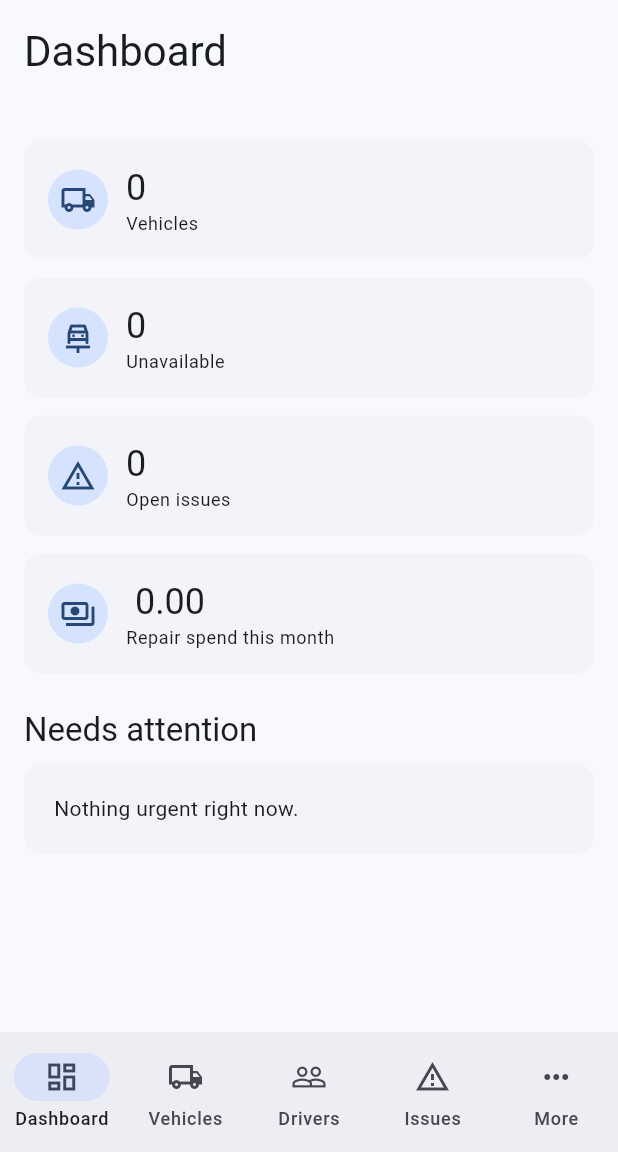
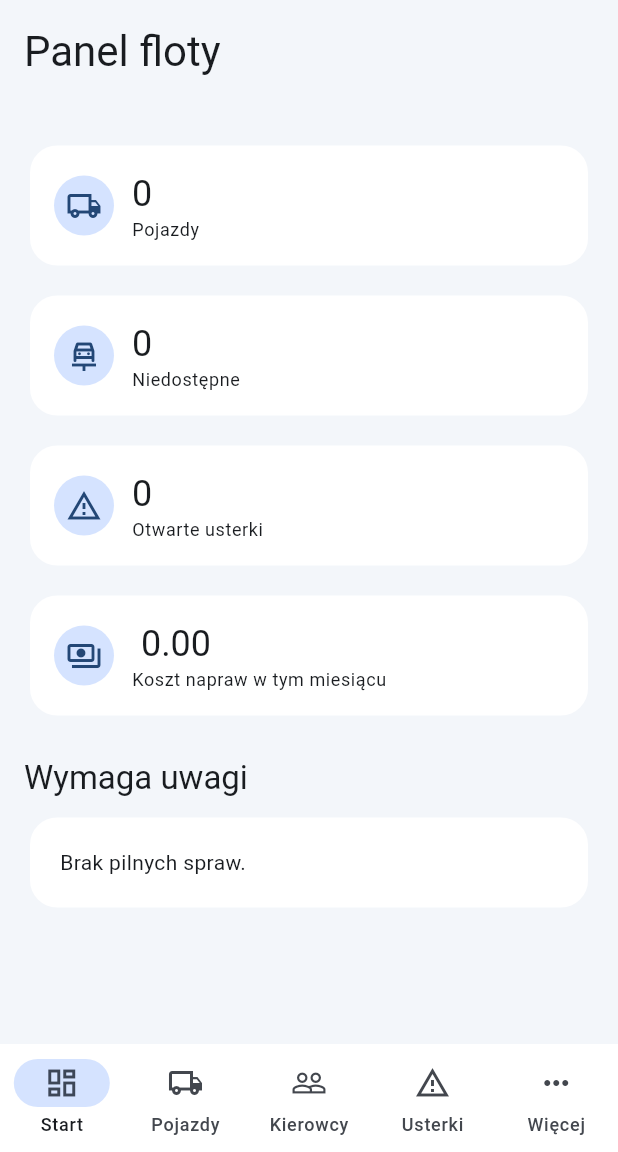
Before and after one commit to jdrynko-hue/FleetPilot, a Flutter app: the FleetShell screen opened directly with empty values, on a phone screen of 412 x 824 dp, the part 84-1236 px from its top. Run offline on Flutter 3.47's test engine with Material 3 defaults, Android fonts, the phone set to English and light mode, and no system bars; our stand-ins replace supabase_flutter; accounts and stored records are empty; statements that could not run were skipped.

Commit message:
Upgrade FleetPilot UI

```diff
--- a/lib/dashboard/dashboard_screen.dart
+++ b/lib/dashboard/dashboard_screen.dart
@@ -104,7 +104,7 @@ class _DashboardScreenState extends State<DashboardScreen> {
               .map((v) => _AttentionItem(
                     icon: Icons.car_repair_outlined,
                     title: '${v.registration} — ${prettifyEnum(v.status)}',
-                    subtitle: v.currentDriverName ?? 'No driver assigned',
+                    subtitle: v.currentDriverName ?? 'Brak przypisanego kierowcy',
                   )),
         ];
 
@@ -114,7 +114,7 @@ class _DashboardScreenState extends State<DashboardScreen> {
             physics: const AlwaysScrollableScrollPhysics(),
             padding: const EdgeInsets.all(16),
             children: [
-              Text('Dashboard', style: Theme.of(context).textTheme.headlineMedium),
+              Text('Panel floty', style: Theme.of(context).textTheme.headlineMedium),
               const SizedBox(height: 4),
               Text(widget.company.companyName),
               const SizedBox(height: 16),
@@ -124,10 +124,10 @@ class _DashboardScreenState extends State<DashboardScreen> {
                   const gap = 12.0;
                   final width = (constraints.maxWidth - gap * (columns - 1)) / columns;
                   final cards = [
-                    MetricCard(label: 'Vehicles', value: data.vehicles.length.toString(), icon: Icons.local_shipping_outlined),
-                    MetricCard(label: 'Unavailable', value: unavailable.toString(), icon: Icons.car_repair_outlined),
-                    MetricCard(label: 'Open issues', value: activeIssues.length.toString(), icon: Icons.report_problem_outlined),
-                    MetricCard(label: 'Repair spend this month', value: formatMoney(monthSpend, currency: widget.company.currency), icon: Icons.payments_outlined),
+                    MetricCard(label: 'Pojazdy', value: data.vehicles.length.toString(), icon: Icons.local_shipping_outlined),
+                    MetricCard(label: 'Niedostępne', value: unavailable.toString(), icon: Icons.car_repair_outlined),
+                    MetricCard(label: 'Otwarte usterki', value: activeIssues.length.toString(), icon: Icons.report_problem_outlined),
+                    MetricCard(label: 'Koszt napraw w tym miesiącu', value: formatMoney(monthSpend, currency: widget.company.currency), icon: Icons.payments_outlined),
                   ];
                   return Wrap(
                     spacing: gap,
@@ -137,13 +137,13 @@ class _DashboardScreenState extends State<DashboardScreen> {
                 },
               ),
               const SizedBox(height: 24),
-              Text('Needs attention', style: Theme.of(context).textTheme.titleLarge),
+              Text('Wymaga uwagi', style: Theme.of(context).textTheme.titleLarge),
               const SizedBox(height: 8),
               if (attention.isEmpty)
                 const Card(
                   child: Padding(
                     padding: EdgeInsets.all(20),
-                    child: Text('Nothing urgent right now.'),
+                    child: Text('Brak pilnych spraw.'),
                   ),
                 )
               else
--- a/lib/shell/fleet_shell.dart
+++ b/lib/shell/fleet_shell.dart
@@ -115,12 +115,12 @@ class _FleetShellState extends State<FleetShell> {
                   child: Center(child: Text(_membership.companyName)),
                 ),
               IconButton(
-                tooltip: 'Refresh',
+                tooltip: 'Odśwież',
                 onPressed: _refreshAll,
                 icon: const Icon(Icons.refresh),
               ),
               IconButton(
-                tooltip: 'Sign out',
+                tooltip: 'Wyloguj',
                 onPressed: () => _repository.signOut(),
                 icon: const Icon(Icons.logout),
               ),
@@ -134,13 +134,13 @@ class _FleetShellState extends State<FleetShell> {
                       onDestinationSelected: (value) => setState(() => _index = value),
                       labelType: NavigationRailLabelType.all,
                       destinations: const [
-                        NavigationRailDestination(icon: Icon(Icons.dashboard_outlined), label: Text('Dashboard')),
-                        NavigationRailDestination(icon: Icon(Icons.local_shipping_outlined), label: Text('Vehicles')),
-                        NavigationRailDestination(icon: Icon(Icons.people_outline), label: Text('Drivers')),
-                        NavigationRailDestination(icon: Icon(Icons.report_problem_outlined), label: Text('Issues')),
-                        NavigationRailDestination(icon: Icon(Icons.build_outlined), label: Text('Repairs')),
-                        NavigationRailDestination(icon: Icon(Icons.garage_outlined), label: Text('Garages')),
-                        NavigationRailDestination(icon: Icon(Icons.business_outlined), label: Text('Company')),
+                        NavigationRailDestination(icon: Icon(Icons.dashboard_outlined), label: Text('Start')),
+                        NavigationRailDestination(icon: Icon(Icons.local_shipping_outlined), label: Text('Pojazdy')),
+                        NavigationRailDestination(icon: Icon(Icons.people_outline), label: Text('Kierowcy')),
+                        NavigationRailDestination(icon: Icon(Icons.report_problem_outlined), label: Text('Usterki')),
+                        NavigationRailDestination(icon: Icon(Icons.build_outlined), label: Text('Naprawy')),
+                        NavigationRailDestination(icon: Icon(Icons.garage_outlined), label: Text('Warsztaty')),
+                        NavigationRailDestination(icon: Icon(Icons.business_outlined), label: Text('Firma')),
                       ],
                     ),
                     const VerticalDivider(width: 1),
@@ -160,11 +160,11 @@ class _FleetShellState extends State<FleetShell> {
                     }
                   },
                   destinations: const [
-                    NavigationDestination(icon: Icon(Icons.dashboard_outlined), label: 'Dashboard'),
-                    NavigationDestination(icon: Icon(Icons.local_shipping_outlined), label: 'Vehicles'),
-                    NavigationDestination(icon: Icon(Icons.people_outline), label: 'Drivers'),
-                    NavigationDestination(icon: Icon(Icons.report_problem_outlined), label: 'Issues'),
-                    NavigationDestination(icon: Icon(Icons.more_horiz), label: 'More'),
+                    NavigationDestination(icon: Icon(Icons.dashboard_outlined), label: 'Start'),
+                    NavigationDestination(icon: Icon(Icons.local_shipping_outlined), label: 'Pojazdy'),
+                    NavigationDestination(icon: Icon(Icons.people_outline), label: 'Kierowcy'),
+                    NavigationDestination(icon: Icon(Icons.report_problem_outlined), label: 'Usterki'),
+                    NavigationDestination(icon: Icon(Icons.more_horiz), label: 'Więcej'),
                   ],
                 ),
         );
@@ -182,7 +182,7 @@ class _FleetShellState extends State<FleetShell> {
           children: [
             ListTile(
               leading: const Icon(Icons.build_outlined),
-              title: const Text('Repairs'),
+              title: const Text('Naprawy'),
               onTap: () {
                 Navigator.pop(context);
                 setState(() => _index = 4);
@@ -190,7 +190,7 @@ class _FleetShellState extends State<FleetShell> {
             ),
             ListTile(
               leading: const Icon(Icons.garage_outlined),
-              title: const Text('Garages'),
+              title: const Text('Warsztaty'),
               onTap: () {
                 Navigator.pop(context);
                 setState(() => _index = 5);
@@ -198,7 +198,7 @@ class _FleetShellState extends State<FleetShell> {
             ),
             ListTile(
               leading: const Icon(Icons.business_outlined),
-              title: const Text('Company'),
+              title: const Text('Firma'),
               onTap: () {
                 Navigator.pop(context);
                 setState(() => _index = 6);
```
Also changed, not shown: lib/auth/create_company_screen.dart (+5 -5 lines), lib/auth/login_screen.dart (+5 -5 lines), lib/core/theme.dart (+21 -6 lines).
